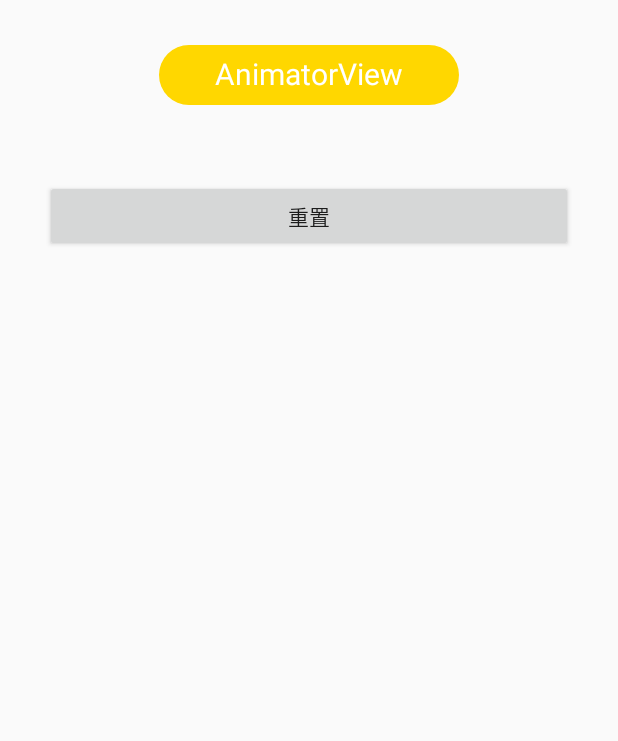
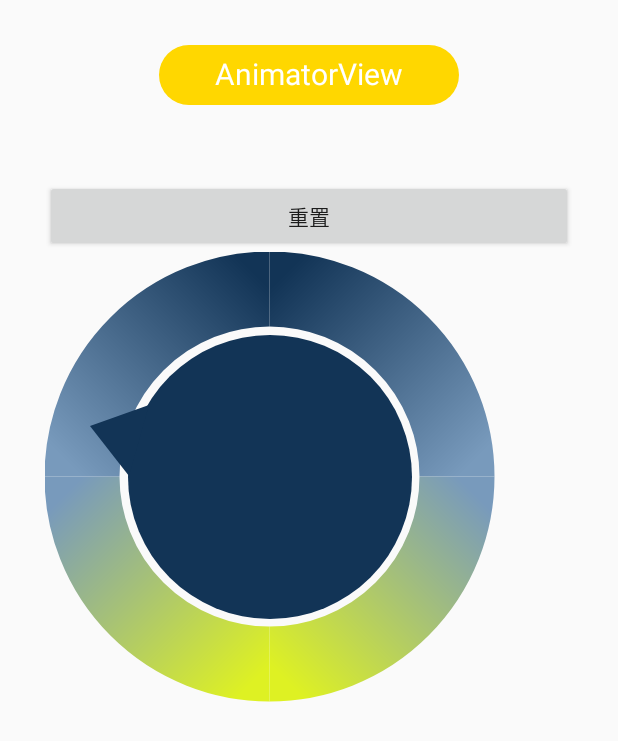
Before and after one commit to renmingjian/AnimatorView, an Android app: the screen it shows after launch (LoadingButtonActivity), after a tap on "LOADINGBUTTON", on a phone screen of 412 x 824 dp. Shown: the top 741 px of the screen. Run offline under Robolectric (Android 15) with nearby library versions, the phone set to English and light mode, and no system bars.

Commit message:
添加一个View

```diff
--- /dev/null
+++ b/app/src/main/java/com/erge/animatorview/view/AirControlView.java
@@ -0,0 +1,124 @@
+package com.erge.animatorview.view;
+
+import android.animation.ObjectAnimator;
+import android.content.Context;
+import android.graphics.Canvas;
+import android.graphics.Color;
+import android.graphics.LinearGradient;
+import android.graphics.Paint;
+import android.graphics.Path;
+import android.graphics.RectF;
+import android.graphics.Shader;
+import android.text.style.WrapTogetherSpan;
+import android.util.AttributeSet;
+import android.view.View;
+
+import androidx.annotation.Nullable;
+
+import com.erge.animatorview.utils.Utils;
+
+/**
+ * Created by mj on 2020/7/13 21:09
+ */
+public class AirControlView extends View {
+
+    private static final int MARGIN = (int) Utils.dp2px(6);
+
+    private Paint mPaint = new Paint(Paint.ANTI_ALIAS_FLAG);
+    private int mRadius;
+    private int mStrokeWidth;
+    private float progress;
+    private LinearGradient mGradient1;
+    private LinearGradient mGradient2;
+    private LinearGradient mGradient3;
+    private LinearGradient mGradient4;
+
+    public AirControlView(Context context, @Nullable AttributeSet attrs) {
+        super(context, attrs);
+        startAnim();
+    }
+
+    @Override
+    protected void onMeasure(int widthMeasureSpec, int heightMeasureSpec) {
+        final int width = MeasureSpec.getSize(widthMeasureSpec);
+        final int height = MeasureSpec.getSize(heightMeasureSpec);
+        final int size = Math.min(width, height);
+        setMeasuredDimension(resolveSize(size, widthMeasureSpec), resolveSize(size, heightMeasureSpec));
+    }
+
+    @Override
+    protected void onSizeChanged(int w, int h, int oldw, int oldh) {
+        super.onSizeChanged(w, h, oldw, oldh);
+        mRadius = mStrokeWidth = getWidth() / 6;
+        mRadius = getWidth() >> 1;
+        mRadius -= mStrokeWidth >> 1;
+    }
+
+    @Override
+    protected void onDraw(Canvas canvas) {
+        canvas.save();
+        canvas.translate(getWidth() >> 1, getHeight() >> 1);
+        drawOuterRing(canvas);
+        drawInnerCircle(canvas);
+        drawAngle(canvas);
+        canvas.restore();
+    }
+
+    private void drawOuterRing(Canvas canvas) {
+        mPaint.setStyle(Paint.Style.STROKE);
+        RectF rectF = new RectF((-getWidth() + mStrokeWidth) >> 1, (-getHeight() + mStrokeWidth) >> 1, (getHeight() - mStrokeWidth) >> 1, (getHeight() - mStrokeWidth) >> 1);
+        mPaint.setStrokeWidth(mStrokeWidth);
+        double switchAngel = Math.PI / 180;
+        mGradient1 = new LinearGradient((float) Math.cos(270 * switchAngel) * mRadius, (float) Math.sin(270 * switchAngel) * mRadius, (float) Math.cos(0 * switchAngel) * mRadius, (float) Math.sin(0 * switchAngel) * mRadius, Color.parseColor("#123456"), Color.parseColor("#789abc"), Shader.TileMode.CLAMP);
+        mGradient2 = new LinearGradient((float) Math.cos(0 * switchAngel) * mRadius, (float) Math.sin(0 * switchAngel) * mRadius, (float) Math.cos(90 * switchAngel) * mRadius, (float) Math.sin(90 * switchAngel) * mRadius, Color.parseColor("#789abc"), Color.parseColor("#def123"), Shader.TileMode.CLAMP);
+        mGradient3 = new LinearGradient((float) Math.cos(90 * switchAngel) * mRadius, (float) Math.sin(90 * switchAngel) * mRadius, (float) Math.cos(180 * switchAngel) * mRadius, (float) Math.sin(180 * switchAngel) * mRadius, Color.parseColor("#def123"), Color.parseColor("#789abc"), Shader.TileMode.CLAMP);
+        mGradient4 = new LinearGradient((float) Math.cos(180 * switchAngel) * mRadius, (float) Math.sin(180 * switchAngel) * mRadius, (float) Math.cos(270 * switchAngel) * mRadius, (float) Math.sin(270 * switchAngel) * mRadius, Color.parseColor("#789abc"), Color.parseColor("#123456"), Shader.TileMode.CLAMP);
+        mPaint.setShader(mGradient1);
+        canvas.drawArc(rectF, 270, 90, false, mPaint);
+        mPaint.setShader(mGradient2);
+        canvas.drawArc(rectF, 0, 90, false, mPaint);
+        mPaint.setShader(mGradient3);
+        canvas.drawArc(rectF, 90, 90, false, mPaint);
+        mPaint.setShader(mGradient4);
+        canvas.drawArc(rectF, 180, 90, false, mPaint);
+    }
+
+    private void drawInnerCircle(Canvas canvas) {
+        mPaint.setShader(null);
+        mPaint.setStyle(Paint.Style.FILL);
+        mPaint.setColor(Color.parseColor("#123456"));
+        canvas.drawCircle(0, 0, mRadius - (mStrokeWidth >> 1) - MARGIN, mPaint);
+    }
+
+    private void drawAngle(Canvas canvas) {
+        double angle = 270 + 360 * progress;
+        double topAngle = angle * Math.PI / 180;
+        double leftAngle = (angle - 15) * Math.PI / 180;
+        double rightAngle = (angle + 15) * Math.PI / 180;
+        double innerCircleRadius = mRadius - (mStrokeWidth >> 1) - MARGIN;
+        double topAngleRadius = mRadius;
+        int topX = (int) (Math.cos(topAngle) * topAngleRadius);
+        int topY = (int) (Math.sin(topAngle) * topAngleRadius);
+        int leftX = (int) (Math.cos(leftAngle) * innerCircleRadius);
+        int leftY = (int) (Math.sin(leftAngle) * innerCircleRadius);
+        int rightX = (int) (Math.cos(rightAngle) * innerCircleRadius);
+        int rightY = (int) (Math.sin(rightAngle) * innerCircleRadius);
+        Path path = new Path();
+        path.moveTo(topX, topY);
+        path.lineTo(leftX,  leftY);
+        path.lineTo(rightX,  rightY);
+        path.close();
+        canvas.drawPath(path, mPaint);
+    }
+
+    private void startAnim() {
+        ObjectAnimator animator = ObjectAnimator.ofFloat(this, "progress", 0f, 1f);
+        animator.setDuration(3000);
+        animator.start();
+    }
+
+    public void setProgress(float progress) {
+        this.progress = progress;
+        invalidate();
+    }
+}
--- a/app/src/main/res/layout/activity_loading_button.xml
+++ b/app/src/main/res/layout/activity_loading_button.xml
@@ -3,21 +3,25 @@
         xmlns:app="http://schemas.android.com/apk/res-auto"
         android:layout_width="match_parent"
         android:layout_height="match_parent"
-    android:padding="30dp"
-    android:orientation="vertical">
+        android:orientation="vertical"
+        android:padding="30dp">
 
     <com.erge.animatorview.view.LoadingButton
             android:id="@+id/lb"
             android:layout_width="200dp"
             android:layout_height="40dp"
             android:layout_gravity="center_horizontal"
-        app:text="@string/app_name"/>
+            app:text="@string/app_name" />
 
     <Button
             android:id="@+id/btn_reset"
             android:layout_width="match_parent"
             android:layout_height="wrap_content"
             android:layout_marginTop="50dp"
-        android:text="重置"/>
+            android:text="重置" />
+
+    <com.erge.animatorview.view.AirControlView
+            android:layout_width="300dp"
+            android:layout_height="300dp" />
 
 </LinearLayout>
```
Lines whose indentation alone changed are shown as unchanged.
